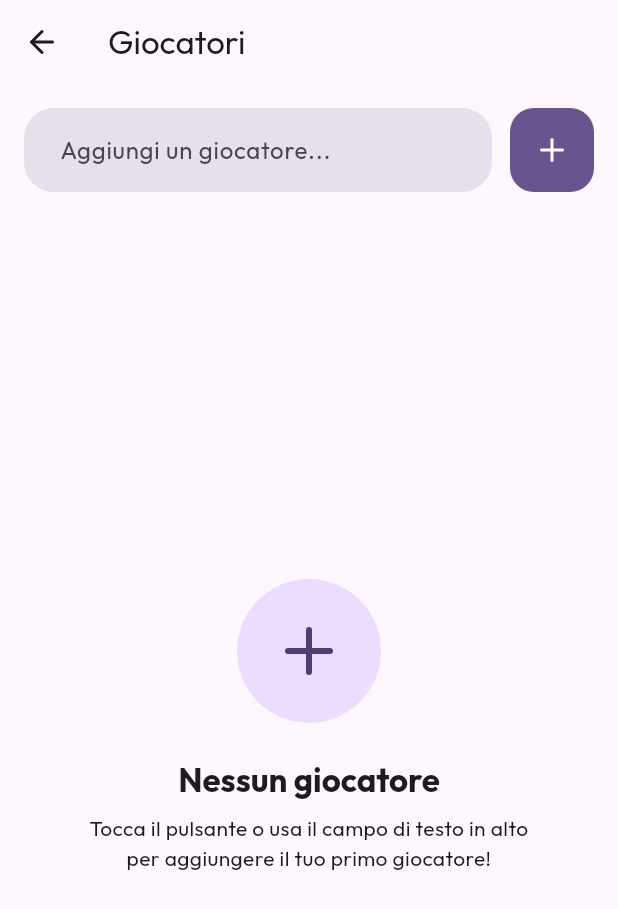
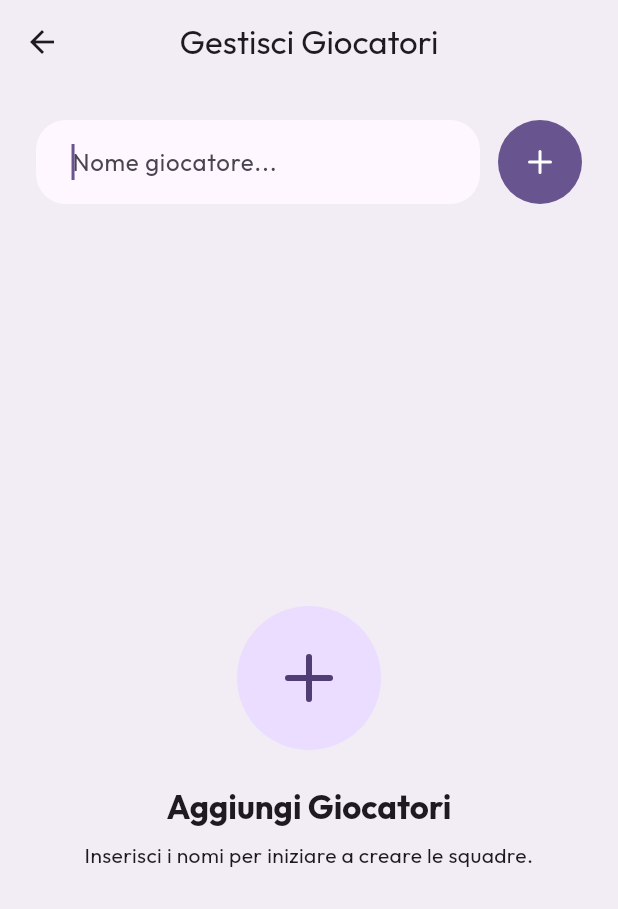
Before and after one commit to simone-di-paolo/randomteamsgenerator-next, a Flutter app: the PlayerManagementScreen screen opened directly, on a phone screen of 412 x 824 dp. Shown: the top 909 px of the screen. Run offline on Flutter 3.47's test engine with Material 3 defaults, Android fonts, the phone set to English and light mode, and no system bars; drawn by our look-alikes of flutter_animate; our stand-ins replace flutter_riverpod, google_fonts, lucide_icons, riverpod_annotation, share_plus; generated files the repository leaves out were written again.

Commit message:
Feature - now the keyboard opens automatically when the user enters inside the player management screen

```diff
--- a/lib/ui/screens/player_management_screen.dart
+++ b/lib/ui/screens/player_management_screen.dart
@@ -1,3 +1,4 @@
+import 'package:flutter/foundation.dart';
 import 'package:flutter/material.dart';
 import 'package:flutter/services.dart';
 import 'package:flutter_riverpod/flutter_riverpod.dart';
@@ -20,14 +21,22 @@ class _PlayerManagementScreenState
   final TextEditingController _controller = TextEditingController();
   final FocusNode _focusNode = FocusNode();
 
+  /// Appends a new player to the list if the name is valid and doesn't exist.
   void _addPlayer() {
     final name = _controller.text.trim();
     if (name.isNotEmpty) {
+      if (kDebugMode) {
+        print('PlayerManagementScreen: Adding player "$name"');
+      }
       try {
         ref.read(playerNotifierProvider.notifier).addPlayer(name);
         _controller.clear();
-        HapticFeedback.mediumImpact();
+        _focusNode.requestFocus(); // Re-focus after adding
+        HapticFeedback.lightImpact();
       } catch (e) {
+        if (kDebugMode) {
+          print('PlayerManagementScreen: Error adding player - $e');
+        }
         ScaffoldMessenger.of(context).showSnackBar(
           SnackBar(
             content: Text(e.toString().replaceAll('Exception: ', '')),
@@ -50,28 +59,30 @@ class _PlayerManagementScreenState
     final players = ref.watch(playerNotifierProvider);
 
     return Scaffold(
+      backgroundColor: Theme.of(context).colorScheme.surfaceContainer,
       appBar: AppBar(
-        title: const Text('Giocatori'),
-        leading: IconButton(
-          onPressed: () => Navigator.of(context).pop(),
-          icon: const Icon(LucideIcons.arrowLeft),
-        ),
-      ),
+        title: const Text('Gestisci Giocatori'),
+        backgroundColor: Colors.transparent,
+        centerTitle: true,
+      ), // end of AppBar (Management Header)
       body: Column(
         children: [
           // Input Section
           Padding(
-            padding: const EdgeInsets.all(16.0),
+            padding: const EdgeInsets.all(24.0),
             child: Row(
               children: [
                 Expanded(
                   child: TextField(
                     controller: _controller,
                     focusNode: _focusNode,
+                    autofocus: true, // Auto-open keyboard on entry
+                    textInputAction: TextInputAction.done,
+                    onSubmitted: (_) => _addPlayer(), // Add player on Enter key
                     decoration: InputDecoration(
-                      hintText: 'Aggiungi un giocatore...',
+                      hintText: 'Nome giocatore...',
                       filled: true,
-                      fillColor: Theme.of(context).colorScheme.surfaceVariant,
+                      fillColor: Theme.of(context).colorScheme.surface,
                       border: OutlineInputBorder(
                         borderRadius: BorderRadius.circular(20),
                         borderSide: BorderSide.none,
@@ -81,8 +92,7 @@ class _PlayerManagementScreenState
                         vertical: 16,
                       ),
                     ),
-                    onSubmitted: (_) => _addPlayer(),
-                  ),
+                  ), // end of TextField (Player Name Input)
                 ),
                 const SizedBox(width: 12),
                 IconButton.filled(
@@ -90,23 +100,23 @@ class _PlayerManagementScreenState
                   icon: const Icon(LucideIcons.plus),
                   style: IconButton.styleFrom(
                     padding: const EdgeInsets.all(16),
-                    shape: RoundedRectangleBorder(
-                      borderRadius: BorderRadius.circular(16),
                   ),
-                  ),
-                ),
+                ), // end of IconButton (Add Player button)
               ],
-            ),
-          ),
+            ), // end of Row (Input Container)
+          ), // end of Padding (Input Section)
 
           // Player List
           Expanded(
             child: players.isEmpty
-                ? _buildEmptyState()
+                ? const _EmptyStateView()
                 : ReorderableListView.builder(
                     padding: const EdgeInsets.fromLTRB(16, 0, 16, 100),
                     itemCount: players.length,
                     onReorder: (oldIndex, newIndex) {
+                      if (kDebugMode) {
+                        print('PlayerManagementScreen: Reordering players from $oldIndex to $newIndex');
+                      }
                       ref
                           .read(playerNotifierProvider.notifier)
                           .reorderPlayers(oldIndex, newIndex);
@@ -117,15 +127,20 @@ class _PlayerManagementScreenState
                       return _PlayerTile(
                         key: ValueKey(player.id),
                         player: player,
-                        onDelete: () => ref
+                        onDelete: () {
+                          if (kDebugMode) {
+                            print('PlayerManagementScreen: Deleting player ${player.name}');
+                          }
+                          ref
                             .read(playerNotifierProvider.notifier)
-                            .removePlayer(player.id),
+                            .removePlayer(player.id);
+                        },
                       );
                     },
-                  ),
-          ),
+                  ), // end of ReorderableListView.builder
+          ), // end of Expanded (List Container)
         ],
-      ),
+      ), // end of Column (Main Content)
       floatingActionButtonLocation: FloatingActionButtonLocation.centerFloat,
       floatingActionButton: players.length >= 3
           ? Padding(
@@ -134,7 +149,9 @@ class _PlayerManagementScreenState
                 width: double.infinity,
                 child: FloatingActionButton.extended(
                   onPressed: () {
-                    HapticFeedback.mediumImpact();
+                    if (kDebugMode) {
+                      print('PlayerManagementScreen: Proceeding to Team Setup');
+                    }
                     showModalBottomSheet(
                       context: context,
                       isScrollControlled: true,
@@ -147,20 +164,28 @@ class _PlayerManagementScreenState
                     style: TextStyle(fontSize: 18, fontWeight: FontWeight.bold),
                   ),
                   icon: const Icon(LucideIcons.play),
-                ).animate().scale(duration: 300.ms, curve: Curves.easeOutBack),
-              ),
-            )
+                ).animate().scale(duration: 300.ms, curve: Curves.easeOutBack), // end of FloatingActionButton.extended
+              ), // end of SizedBox
+            ) // end of Padding (FAB Container)
           : null,
-    );
+    ); // end of Scaffold (Management root)
+  }
 }
 
-  Widget _buildEmptyState() {
-    return Center(
-      child: Column(
-        mainAxisSize: MainAxisSize.min,
+/// View displayed when the player list is empty.
+class _EmptyStateView extends StatelessWidget {
+  const _EmptyStateView();
+
+  @override
+  Widget build(BuildContext context) {
+    return Column(
+      mainAxisAlignment: MainAxisAlignment.center,
       children: [
         GestureDetector(
-            onTap: () => _focusNode.requestFocus(),
+          onTap: () {
+            // Re-focus the input if user taps on the empty icon
+            FocusScope.of(context).requestFocus(FocusNode());
+          },
           child:
               Container(
                     width: 96,
@@ -189,29 +214,28 @@ class _PlayerManagementScreenState
                     end: const Offset(1, 1),
                     curve: Curves.easeInOut,
                   ),
-          ),
+        ), // end of GestureDetector
         const SizedBox(height: 24),
         Text(
-            'Nessun giocatore',
+          'Aggiungi Giocatori',
           style: Theme.of(
             context,
           ).textTheme.titleLarge?.copyWith(fontWeight: FontWeight.bold),
-          ),
+        ), // end of Text (Empty State title)
         const SizedBox(height: 8),
         const Padding(
           padding: EdgeInsets.symmetric(horizontal: 48),
           child: Text(
-              'Tocca il pulsante o usa il campo di testo in alto per aggiungere il tuo primo giocatore!',
+            'Inserisci i nomi per iniziare a creare le squadre.',
             textAlign: TextAlign.center,
-              style: TextStyle(height: 1.4),
-            ),
+          ), // end of Text (Empty State description)
         ),
       ],
-      ).animate().fadeIn().moveY(begin: 20, end: 0),
-    );
+    ); // end of Column (Empty State)
   }
 }
 
+/// A single player tile with reorder handle and delete action.
 class _PlayerTile extends StatelessWidget {
   final dynamic player;
   final VoidCallback onDelete;
@@ -221,29 +245,23 @@ class _PlayerTile extends StatelessWidget {
   @override
   Widget build(BuildContext context) {
     return Card(
+      key: key,
       elevation: 0,
+      color: Theme.of(context).colorScheme.surface,
       margin: const EdgeInsets.only(bottom: 8),
-      shape: RoundedRectangleBorder(
-        borderRadius: BorderRadius.circular(16),
-        side: BorderSide(
-          color: Theme.of(context).colorScheme.outlineVariant.withOpacity(0.5),
-        ),
-      ),
+      shape: RoundedRectangleBorder(borderRadius: BorderRadius.circular(16)),
       child: ListTile(
-        contentPadding: const EdgeInsets.symmetric(horizontal: 16, vertical: 8),
-        leading: const Icon(LucideIcons.gripVertical, color: Colors.grey),
+        contentPadding: const EdgeInsets.symmetric(horizontal: 16, vertical: 4),
+        leading: const Icon(LucideIcons.gripVertical, size: 20),
         title: Text(
           player.name,
-          style: const TextStyle(fontSize: 18, fontWeight: FontWeight.w500),
+          style: const TextStyle(fontWeight: FontWeight.w500, fontSize: 16),
         ),
         trailing: IconButton(
-          onPressed: () {
-            HapticFeedback.mediumImpact();
-            onDelete();
-          },
-          icon: const Icon(LucideIcons.trash2, color: Colors.red),
+          onPressed: onDelete,
+          icon: const Icon(LucideIcons.trash2, size: 20, color: Colors.redAccent),
         ),
-      ),
-    );
+      ), // end of ListTile
+    ); // end of Card (Player Tile)
   }
 }
```
Lines whose indentation alone changed are shown as unchanged.
